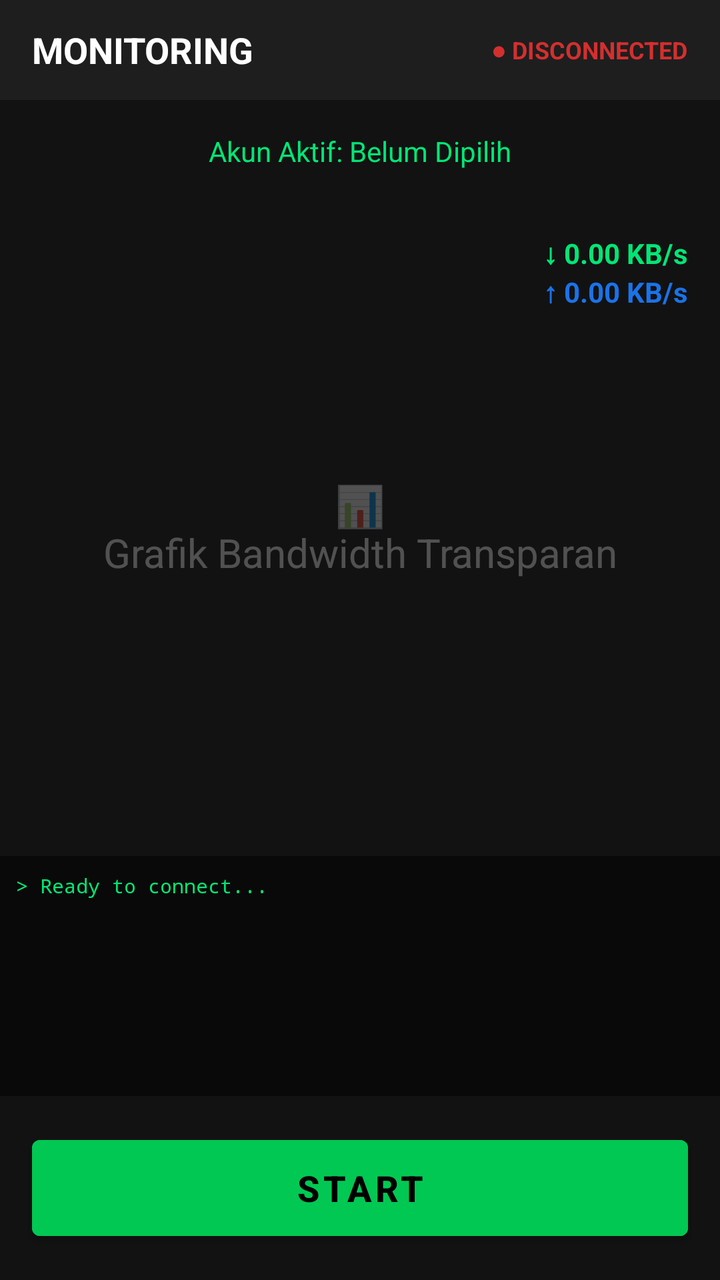
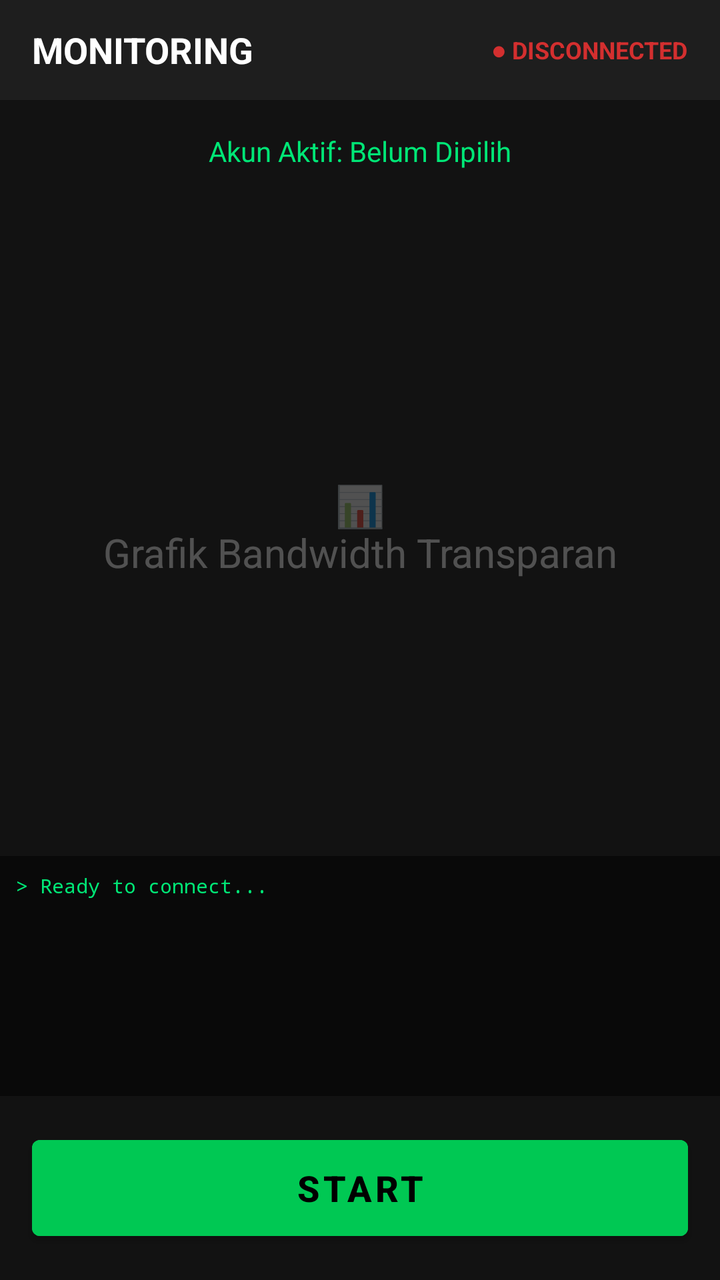

Before-and-after screenshots of an Android layout around one commit, followed by the original layout XML and the change that was made.
<!-- AndroidManifest.xml: application theme Theme.SSHOVPN -->
<!-- res/layout/activity_main.xml -->
<?xml version="1.0" encoding="utf-8"?>
<androidx.drawerlayout.widget.DrawerLayout 
    xmlns:android="http://schemas.android.com/apk/res/android"
    android:id="@+id/drawer_layout"
    android:layout_width="match_parent"
    android:layout_height="match_parent"
    android:background="#FF121212">

    
    <LinearLayout
        android:layout_width="match_parent"
        android:layout_height="match_parent"
        android:orientation="vertical">

        
        <LinearLayout
            android:layout_width="match_parent"
            android:layout_height="50dp"
            android:background="#FF1E1E1E"
            android:gravity="center_vertical"
            android:paddingHorizontal="16dp">
            <TextView android:layout_width="0dp" android:layout_height="wrap_content" android:layout_weight="1" android:text="MONITORING" android:textColor="#FFFFFFFF" android:textSize="18sp" android:textStyle="bold" />
            <TextView android:id="@+id/tvStatus" android:layout_width="wrap_content" android:layout_height="wrap_content" android:text="● DISCONNECTED" android:textColor="#FFD32F2F" android:textSize="12sp" android:textStyle="bold" />
        </LinearLayout>

        
        <TextView android:id="@+id/tvActiveAccount" android:layout_width="match_parent" android:layout_height="wrap_content" android:text="Akun Aktif: Belum Dipilih" android:textColor="#FF00E676" android:textSize="14sp" android:padding="16dp" android:gravity="center"/>

        
        <RelativeLayout
            android:layout_width="match_parent"
            android:layout_height="0dp"
            android:layout_weight="1"
            android:background="#00000000">
            <TextView
                android:layout_width="wrap_content"
                android:layout_height="wrap_content"
                android:layout_centerInParent="true"
                android:text="📊\nGrafik Bandwidth Transparan"
                android:textColor="#44FFFFFF"
                android:textSize="20sp"
                android:gravity="center"/>
            <LinearLayout
                android:layout_width="wrap_content"
                android:layout_height="wrap_content"
                android:layout_alignParentTop="true"
                android:layout_alignParentRight="true"
                android:orientation="vertical"
                android:padding="16dp">
                <TextView android:layout_width="wrap_content" android:layout_height="wrap_content" android:text="↓ 0.00 KB/s" android:textColor="#FF00E676" android:textStyle="bold"/>
                <TextView android:layout_width="wrap_content" android:layout_height="wrap_content" android:text="↑ 0.00 KB/s" android:textColor="#FF1A73E8" android:textStyle="bold"/>
            </LinearLayout>
        </RelativeLayout>

        
        <TextView android:id="@+id/tvLog" android:layout_width="match_parent" android:layout_height="120dp" android:background="#80000000" android:fontFamily="monospace" android:padding="8dp" android:scrollbars="vertical" android:text="> Ready to connect..." android:textColor="#FF00E676" android:textSize="10sp" />

        
        <Button android:id="@+id/btnConnect" android:layout_width="match_parent" android:layout_height="60dp" android:layout_margin="16dp" android:text="START" android:textSize="18sp" android:textStyle="bold" android:textColor="#FF000000" android:backgroundTint="#FF00C853" />
    </LinearLayout>

    
    <ScrollView
        android:layout_width="280dp"
        android:layout_height="match_parent"
        android:layout_gravity="start"
        android:background="#FF1E1E1E">
        <LinearLayout
            android:layout_width="match_parent"
            android:layout_height="wrap_content"
            android:orientation="vertical"
            android:padding="16dp">
            
            <TextView android:layout_width="wrap_content" android:layout_height="wrap_content" android:text="XAILLASSH MENU" android:textColor="#FF00E676" android:textSize="20sp" android:textStyle="bold" android:layout_marginBottom="24dp"/>

            
            <TextView android:layout_width="wrap_content" android:layout_height="wrap_content" android:text="AKUN" android:textColor="#FFFFFFFF" android:textStyle="bold" android:layout_marginTop="8dp"/>
            <TextView android:id="@+id/menu_akun" android:layout_width="match_parent" android:layout_height="wrap_content" android:text="   Manajemen Akun" android:textColor="#FF00E676" android:textStyle="bold" android:padding="12dp"/>
            <TextView android:id="@+id/menu_tambah_akun" android:layout_width="match_parent" android:layout_height="wrap_content" android:text="   + Tambah Akun SSH" android:textColor="#FFB0B0B0" android:padding="12dp"/>

            
            <TextView android:layout_width="wrap_content" android:layout_height="wrap_content" android:text="X-RAY" android:textColor="#FFFFFFFF" android:textStyle="bold" android:layout_marginTop="16dp"/>
            <TextView android:id="@+id/menu_vmees" android:layout_width="match_parent" android:layout_height="wrap_content" android:text="   Vmees" android:textColor="#FFB0B0B0" android:padding="12dp"/>
            <TextView android:id="@+id/menu_bless" android:layout_width="match_parent" android:layout_height="wrap_content" android:text="   Bless" android:textColor="#FFB0B0B0" android:padding="12dp"/>
            <TextView android:id="@+id/menu_trojan" android:layout_width="match_parent" android:layout_height="wrap_content" android:text="   Trojan" android:textColor="#FFB0B0B0" android:padding="12dp"/>
            <TextView android:id="@+id/menu_ss" android:layout_width="match_parent" android:layout_height="wrap_content" android:text="   Ss" android:textColor="#FFB0B0B0" android:padding="12dp"/>

            
            <TextView android:layout_width="wrap_content" android:layout_height="wrap_content" android:text="Developer" android:textColor="#FFFFFFFF" android:textStyle="bold" android:layout_marginTop="16dp"/>
            <TextView android:id="@+id/menu_dev" android:layout_width="match_parent" android:layout_height="wrap_content" android:text="   XaillaXsh" android:textColor="#FFB0B0B0" android:padding="12dp"/>
        </LinearLayout>
    </ScrollView>
</androidx.drawerlayout.widget.DrawerLayout>
<!-- resources referenced by this layout -->
<resources>
  <style name="Theme.SSHOVPN" parent="Theme.MaterialComponents.NoActionBar">
          <item name="colorPrimary">#FF1A73E8</item>
          <item name="colorSecondary">#FF00C853</item>
          <item name="android:windowBackground">#FF121212</item>
      </style>
</resources>

<!-- the commit's change to res/layout/activity_main.xml (unified diff, before → after) -->
@@ -12,7 +12,6 @@
         android:layout_height="match_parent"
         android:orientation="vertical">
 
-        
         <LinearLayout
             android:layout_width="match_parent"
             android:layout_height="50dp"
@@ -23,10 +22,8 @@
             <TextView android:id="@+id/tvStatus" android:layout_width="wrap_content" android:layout_height="wrap_content" android:text="● DISCONNECTED" android:textColor="#FFD32F2F" android:textSize="12sp" android:textStyle="bold" />
         </LinearLayout>
 
-        
         <TextView android:id="@+id/tvActiveAccount" android:layout_width="match_parent" android:layout_height="wrap_content" android:text="Akun Aktif: Belum Dipilih" android:textColor="#FF00E676" android:textSize="14sp" android:padding="16dp" android:gravity="center"/>
 
-        
         <RelativeLayout
             android:layout_width="match_parent"
             android:layout_height="0dp"
@@ -40,22 +37,10 @@
                 android:textColor="#44FFFFFF"
                 android:textSize="20sp"
                 android:gravity="center"/>
-            <LinearLayout
-                android:layout_width="wrap_content"
-                android:layout_height="wrap_content"
-                android:layout_alignParentTop="true"
-                android:layout_alignParentRight="true"
-                android:orientation="vertical"
-                android:padding="16dp">
-                <TextView android:layout_width="wrap_content" android:layout_height="wrap_content" android:text="↓ 0.00 KB/s" android:textColor="#FF00E676" android:textStyle="bold"/>
-                <TextView android:layout_width="wrap_content" android:layout_height="wrap_content" android:text="↑ 0.00 KB/s" android:textColor="#FF1A73E8" android:textStyle="bold"/>
-            </LinearLayout>
         </RelativeLayout>
 
-        
         <TextView android:id="@+id/tvLog" android:layout_width="match_parent" android:layout_height="120dp" android:background="#80000000" android:fontFamily="monospace" android:padding="8dp" android:scrollbars="vertical" android:text="> Ready to connect..." android:textColor="#FF00E676" android:textSize="10sp" />
 
-        
         <Button android:id="@+id/btnConnect" android:layout_width="match_parent" android:layout_height="60dp" android:layout_margin="16dp" android:text="START" android:textSize="18sp" android:textStyle="bold" android:textColor="#FF000000" android:backgroundTint="#FF00C853" />
     </LinearLayout>
 
@@ -74,19 +59,11 @@
             <TextView android:layout_width="wrap_content" android:layout_height="wrap_content" android:text="XAILLASSH MENU" android:textColor="#FF00E676" android:textSize="20sp" android:textStyle="bold" android:layout_marginBottom="24dp"/>
 
             
-            <TextView android:layout_width="wrap_content" android:layout_height="wrap_content" android:text="AKUN" android:textColor="#FFFFFFFF" android:textStyle="bold" android:layout_marginTop="8dp"/>
-            <TextView android:id="@+id/menu_akun" android:layout_width="match_parent" android:layout_height="wrap_content" android:text="   Manajemen Akun" android:textColor="#FF00E676" android:textStyle="bold" android:padding="12dp"/>
-            <TextView android:id="@+id/menu_tambah_akun" android:layout_width="match_parent" android:layout_height="wrap_content" android:text="   + Tambah Akun SSH" android:textColor="#FFB0B0B0" android:padding="12dp"/>
+            <TextView android:layout_width="wrap_content" android:layout_height="wrap_content" android:text="UTAMA" android:textColor="#FFFFFFFF" android:textStyle="bold" android:layout_marginTop="8dp"/>
+            <TextView android:id="@+id/menu_akun_utama" android:layout_width="match_parent" android:layout_height="wrap_content" android:text="   Akun" android:textColor="#FF00E676" android:textSize="16sp" android:textStyle="bold" android:padding="12dp"/>
 
             
-            <TextView android:layout_width="wrap_content" android:layout_height="wrap_content" android:text="X-RAY" android:textColor="#FFFFFFFF" android:textStyle="bold" android:layout_marginTop="16dp"/>
-            <TextView android:id="@+id/menu_vmees" android:layout_width="match_parent" android:layout_height="wrap_content" android:text="   Vmees" android:textColor="#FFB0B0B0" android:padding="12dp"/>
-            <TextView android:id="@+id/menu_bless" android:layout_width="match_parent" android:layout_height="wrap_content" android:text="   Bless" android:textColor="#FFB0B0B0" android:padding="12dp"/>
-            <TextView android:id="@+id/menu_trojan" android:layout_width="match_parent" android:layout_height="wrap_content" android:text="   Trojan" android:textColor="#FFB0B0B0" android:padding="12dp"/>
-            <TextView android:id="@+id/menu_ss" android:layout_width="match_parent" android:layout_height="wrap_content" android:text="   Ss" android:textColor="#FFB0B0B0" android:padding="12dp"/>
-
-            
-            <TextView android:layout_width="wrap_content" android:layout_height="wrap_content" android:text="Developer" android:textColor="#FFFFFFFF" android:textStyle="bold" android:layout_marginTop="16dp"/>
+            <TextView android:layout_width="wrap_content" android:layout_height="wrap_content" android:text="Developer" android:textColor="#FFFFFFFF" android:textStyle="bold" android:layout_marginTop="24dp"/>
             <TextView android:id="@+id/menu_dev" android:layout_width="match_parent" android:layout_height="wrap_content" android:text="   XaillaXsh" android:textColor="#FFB0B0B0" android:padding="12dp"/>
         </LinearLayout>
     </ScrollView>
